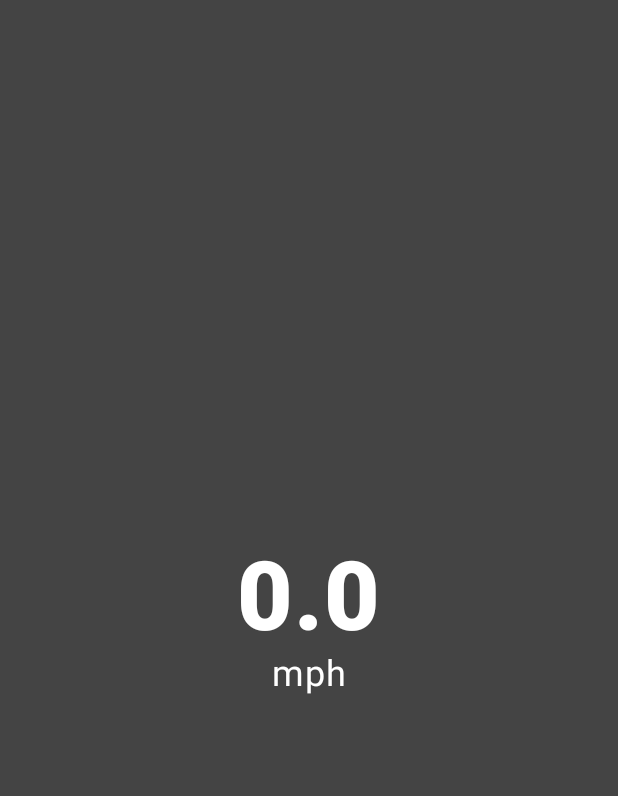
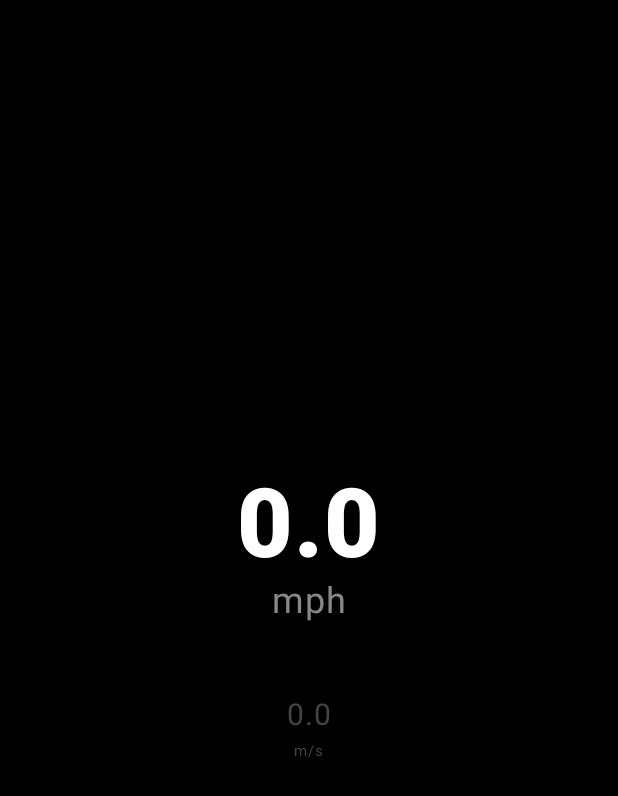
Before and after one commit to saadbruno/android-gps-speed-volume-control, an Android app built with Jetpack Compose: the screen it shows after launch (MainActivity), on a phone screen of 412 x 824 dp. Shown: the top 796 px of the screen. Run offline under Robolectric (Android 15) with nearby library versions, the phone set to English and light mode, and no system bars.

Commit message:
can now control the music volume using GPS

```diff
--- a/app/src/main/java/com/saadbruno/gpsspeedvolumecontrol/MainActivity.kt
+++ b/app/src/main/java/com/saadbruno/gpsspeedvolumecontrol/MainActivity.kt
@@ -5,6 +5,7 @@ import android.content.Context
 import android.content.pm.PackageManager
 import android.location.LocationListener
 import android.location.LocationManager
+import android.media.AudioManager
 import android.os.Bundle
 import androidx.activity.ComponentActivity
 import androidx.activity.compose.BackHandler
@@ -12,6 +13,7 @@ import androidx.activity.compose.setContent
 import androidx.compose.foundation.layout.Arrangement
 import androidx.compose.foundation.layout.Column
 import androidx.compose.foundation.layout.fillMaxSize
+import androidx.compose.foundation.layout.padding
 import androidx.compose.material3.Surface
 import androidx.compose.material3.Text
 import androidx.compose.runtime.Composable
@@ -23,6 +25,7 @@ import androidx.compose.ui.graphics.Color
 import androidx.compose.ui.platform.LocalContext
 import androidx.compose.ui.text.font.FontWeight
 import androidx.compose.ui.tooling.preview.Preview
+import androidx.compose.ui.unit.dp
 import androidx.compose.ui.unit.sp
 import androidx.core.app.ActivityCompat
 import androidx.core.content.ContextCompat
@@ -52,7 +55,10 @@ fun Speedometer() {
     val locationManager = context.getSystemService(Context.LOCATION_SERVICE) as LocationManager
     val speed = remember { mutableFloatStateOf(0f) }
 
-    val locationListener = LocationListener { location -> speed.floatValue = location.speed }
+    val locationListener = LocationListener { location ->
+        speed.floatValue = location.speed
+        adjustVolume(context, location.speed)
+    }
 
     BackHandler {
         locationManager.removeUpdates(locationListener)
@@ -73,13 +79,31 @@ fun Speedometer() {
         // Handle permission denial
     }
 
-    SpeedometerLayout("${(speed.floatValue * 2.23694f).roundToInt() / 10.0}", "mph")
+    SpeedometerLayout(
+        "${(speed.floatValue * 2.23694f * 10).roundToInt() / 10.0}",
+        "mph",
+        "${speed.floatValue}"
+    )
 
 }
 
+fun adjustVolume(context: Context, speed: Float) {
+    val audioManager = context.getSystemService(Context.AUDIO_SERVICE) as AudioManager
+
+    val maxVolume = audioManager.getStreamMaxVolume(AudioManager.STREAM_MUSIC)
+
+    val volume = when {
+        speed < 4.0 -> (maxVolume * 0.2).toInt()
+        speed > 8.0 -> maxVolume
+        else -> ((speed - 4.0) / (8.0 - 4.0) * maxVolume).toInt()
+    }
+
+    audioManager.setStreamVolume(AudioManager.STREAM_MUSIC, volume, 0)
+}
+
 @Composable
-fun SpeedometerLayout(speed: String, unit: String) {
-    Surface(modifier = Modifier.fillMaxSize(), color = Color.DarkGray) {
+fun SpeedometerLayout(speed: String, unit: String, speedDebug: String) {
+    Surface(modifier = Modifier.fillMaxSize(), color = Color.Black) {
         Column(
             modifier = Modifier.fillMaxSize(),
             horizontalAlignment = Alignment.CenterHorizontally,
@@ -94,7 +118,18 @@ fun SpeedometerLayout(speed: String, unit: String) {
             Text(
                 text = unit,
                 fontSize = 24.sp,
-                color = Color.White
+                color = Color.Gray
+            )
+            Text(
+                text = speedDebug,
+                fontSize = 20.sp,
+                color = Color.DarkGray,
+                modifier = Modifier.padding(top = 50.dp)
+            )
+            Text(
+                text = "m/s",
+                fontSize = 10.sp,
+                color = Color.DarkGray
             )
         }
     }
@@ -107,6 +142,6 @@ fun SpeedometerLayout(speed: String, unit: String) {
 @Composable
 fun SpeedometerPreview() {
     GPSSpeedVolumeControlTheme {
-        SpeedometerLayout("55.5", "mph")
+        SpeedometerLayout("55.5", "mph", "1234.4")
     }
 }
```
